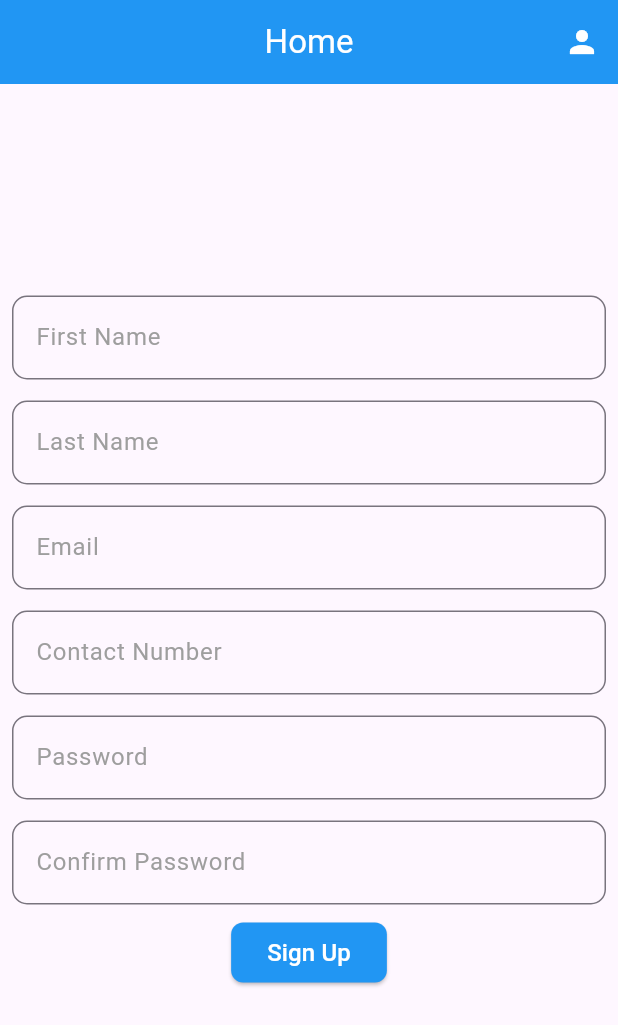
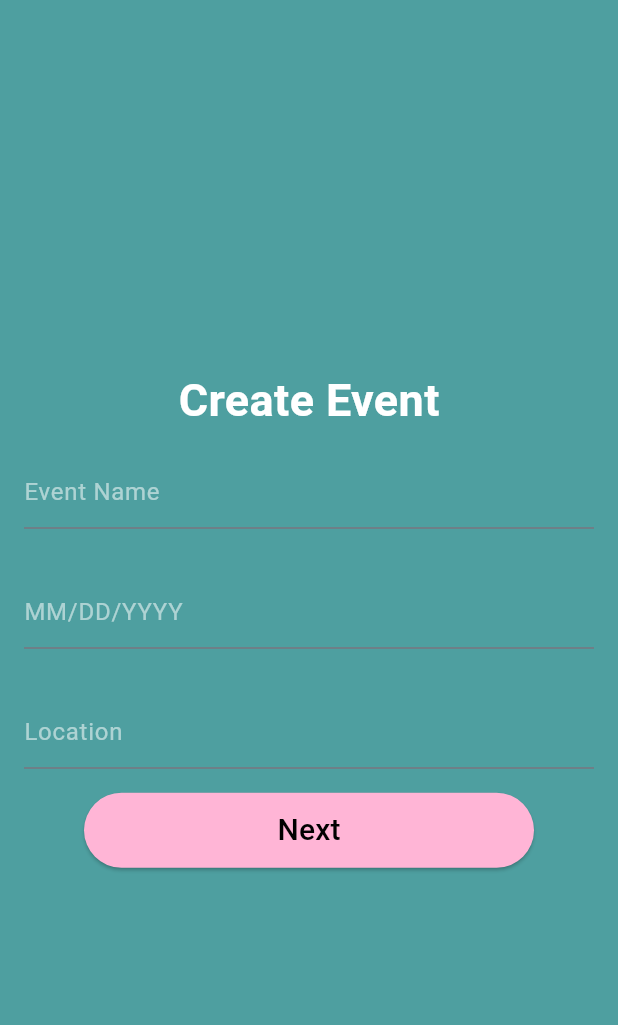
Before and after one commit to wahiduzzamanbappy/flutter_app, a Flutter app: the screen it shows after launch, on a phone screen of 412 x 824 dp. Shown: the top 1025 px of the screen. Run offline on Flutter 3.47's test engine with Material 3 defaults, Android fonts, the phone set to English and light mode, and no system bars.

Commit message:
new design added

```diff
--- a/lib/home_screen.dart
+++ /dev/null
@@ -1,142 +0,0 @@
-import 'package:flutter/material.dart';
-import 'package:flutter_app/profile_screen.dart';
-
-class MyHomePage extends StatefulWidget {
-  const MyHomePage({super.key});
-
-  @override
-  State<MyHomePage> createState() => _MyHomePageState();
-}
-
-class _MyHomePageState extends State<MyHomePage> {
-  @override
-  Widget build(BuildContext context) {
-    return Scaffold(
-      appBar: AppBar(
-        actions: [
-          IconButton(
-            icon: const Icon(Icons.person),
-            onPressed: () {
-              Navigator.push(
-                context,
-                MaterialPageRoute(
-                  builder: (context) => const ProfileScreen(),
-                ),
-              );
-            },
-          ),
-        ],
-        title: const Text('Home'),
-      ),
-      body: Center(
-        child: Padding(
-          padding: const EdgeInsets.all(8.0),
-          child: SingleChildScrollView(
-            child: Column(
-              mainAxisAlignment: MainAxisAlignment.start,
-              crossAxisAlignment: CrossAxisAlignment.center,
-              children: [
-                const TextField(
-                  decoration: InputDecoration(
-                    hintText: "First Name",
-                    hintStyle: TextStyle(
-                      color: Colors.grey,
-                      fontWeight: FontWeight.w400,
-                    ),
-                  ),
-                ),
-                const SizedBox(
-                  height: 14,
-                ),
-                const TextField(
-                  decoration: InputDecoration(
-                    hintText: "Last Name",
-                    hintStyle: TextStyle(
-                      color: Colors.grey,
-                      fontWeight: FontWeight.w400,
-                    ),
-                  ),
-                ),
-                const SizedBox(
-                  height: 14,
-                ),
-                const TextField(
-                  keyboardType: TextInputType.emailAddress,
-                  decoration: InputDecoration(
-                    hintText: "Email",
-                    hintStyle: TextStyle(
-                      color: Colors.grey,
-                      fontWeight: FontWeight.w400,
-                    ),
-                  ),
-                ),
-                const SizedBox(
-                  height: 14,
-                ),
-                const TextField(
-                  keyboardType: TextInputType.phone,
-                  decoration: InputDecoration(
-                    hintText: "Contact Number",
-                    hintStyle: TextStyle(
-                      color: Colors.grey,
-                      fontWeight: FontWeight.w400,
-                    ),
-                  ),
-                ),
-                const SizedBox(
-                  height: 14,
-                ),
-                const TextField(
-                  keyboardType: TextInputType.text,
-                  decoration: InputDecoration(
-                    hintText: "Password",
-                    hintStyle: TextStyle(
-                      color: Colors.grey,
-                      fontWeight: FontWeight.w400,
-                    ),
-                  ),
-                ),
-                const SizedBox(
-                  height: 14,
-                ),
-                const TextField(
-                  keyboardType: TextInputType.text,
-                  decoration: InputDecoration(
-                    hintText: "Confirm Password",
-                    hintStyle: TextStyle(
-                      color: Colors.grey,
-                      fontWeight: FontWeight.w400,
-                    ),
-                  ),
-                ),
-                const SizedBox(
-                  height: 8,
-                ),
-                ElevatedButton(
-                  onPressed: () {
-
-                    Navigator.push(
-                      context,
-                      MaterialPageRoute(
-                        builder: (context) => const ProfileScreen(),
-                      ),
-                    );
-                  },
-                  child: const Text(
-                    'Sign Up',
-                    style: TextStyle(
-                      fontSize: 16,
-                    ),
-                  ),
-                ),
-                const SizedBox(
-                  height: 24,
-                )
-              ],
-            ),
-          ),
-        ),
-      ),
-    );
-  }
-}
--- a/lib/main.dart
+++ b/lib/main.dart
@@ -1,6 +1,6 @@
-
 import 'package:flutter/material.dart';
-import 'package:flutter_app/home_screen.dart';
+import 'package:flutter_app/booking_screen.dart';
+import 'package:flutter_app/national_flag.dart';
 
 void main() {
   runApp(const MyApp());
@@ -12,75 +12,96 @@ class MyApp extends StatelessWidget {
   @override
   Widget build(BuildContext context) {
     return MaterialApp(
+      initialRoute: "/home",
+      routes: {'/home': (context) => const Home(),
+        '/bookingScreen': (context) => const BookingScreen(),
+        '/nationalFlag' : (context) => const NationalFlag(),
+      },
       debugShowCheckedModeBanner: false,
-      title: 'Flutter Demo',
-      theme: ThemeData(
-        appBarTheme: const AppBarTheme(
-          backgroundColor: Colors.blue,
-          foregroundColor: Colors.white,
-          centerTitle: true,
+      home: const Home(),
+    );
+  }
+}
+
+class Home extends StatefulWidget {
+  const Home({super.key});
+
+  @override
+  State<Home> createState() => _HomeState();
+}
+
+class _HomeState extends State<Home> {
+  @override
+  Widget build(BuildContext context) {
+    return Scaffold(
+      backgroundColor: const Color.fromARGB(255, 78, 159, 160),
+      body: Center(
+        child: Column(
+          mainAxisAlignment: MainAxisAlignment.center,
+          crossAxisAlignment: CrossAxisAlignment.center,
+          children: [
+            const Text(
+              'Create Event',
+              style: TextStyle(
+                fontWeight: FontWeight.bold,
+                fontSize: 30,
+                color: Colors.white,
               ),
-        elevatedButtonTheme: ElevatedButtonThemeData(
-          style: ElevatedButton.styleFrom(
-            backgroundColor: Colors.blue,
-            foregroundColor: Colors.white,
-            shape: RoundedRectangleBorder(
-              borderRadius: BorderRadius.circular(8),
+            ),
+            Padding(
+              padding: const EdgeInsets.all(16),
+              child: TextFormField(
+                keyboardType: TextInputType.text,
+                decoration: const InputDecoration(
+                  fillColor: Colors.white,
+                  hintText: 'Event Name',
+                  hintStyle: TextStyle(color: Colors.white54),
                 ),
               ),
             ),
-        inputDecorationTheme: const InputDecorationTheme(
-          border: OutlineInputBorder(
-            borderSide: BorderSide(
-              color: Colors.orange,
-              style: BorderStyle.solid,
-            ),
-            borderRadius: BorderRadius.all(
-              Radius.circular(10),
+            Padding(
+              padding: const EdgeInsets.all(16),
+              child: TextFormField(
+                keyboardType: TextInputType.datetime,
+                decoration: const InputDecoration(
+                  hintText: 'MM/DD/YYYY',
+                  hintStyle: TextStyle(color: Colors.white54),
                 ),
               ),
-          focusedBorder: OutlineInputBorder(
-            borderSide: BorderSide(
-              color: Colors.blue,
+            ),
+            Padding(
+              padding: const EdgeInsets.all(16),
+              child: TextFormField(
+
+                keyboardType: TextInputType.text,
+                decoration: const InputDecoration(
+                  hintText: 'Location',
+                  hintStyle: TextStyle(color: Colors.white54),
+                ),
+              ),
+            ),
+            SizedBox(
+              width: 300,
+              height: 50,
+              child: ElevatedButton(
+                style: ElevatedButton.styleFrom(
+                  backgroundColor: const Color.fromARGB(255, 255, 181, 214),
+                ),
+                onPressed: () {
+                  Navigator.pushNamed(context, "/bookingScreen");
+                },
+                child: const Text(
+                  'Next',
+                  style: TextStyle(
+                    color: Colors.black,
+                    fontSize: 20,
                   ),
                 ),
               ),
             ),
-      darkTheme: ThemeData(
-        scaffoldBackgroundColor: Colors.black,
-        appBarTheme: const AppBarTheme(
-          backgroundColor: Colors.amber,
-          foregroundColor: Colors.white,
-          centerTitle: true,
-        ),
-        elevatedButtonTheme: ElevatedButtonThemeData(
-          style: ElevatedButton.styleFrom(
-            backgroundColor: Colors.red,
-            foregroundColor: Colors.white,
-            shape: RoundedRectangleBorder(
-              borderRadius: BorderRadius.circular(8),
+          ],
         ),
       ),
-        ),
-        inputDecorationTheme: const InputDecorationTheme(
-          border: OutlineInputBorder(
-            borderSide: BorderSide(
-              color: Colors.amber,
-              style: BorderStyle.solid,
-            ),
-            borderRadius: BorderRadius.all(
-              Radius.circular(10),
-            ),
-          ),
-          focusedBorder: OutlineInputBorder(
-            borderSide: BorderSide(
-              color: Colors.amber,
-            ),
-          ),
-        ),
-      ),
-      themeMode: ThemeMode.system,
-      home: const MyHomePage(),
     );
   }
 }
```
Also changed, not shown: lib/booking_screen.dart (added, +58 -0 lines), lib/home.dart (deleted, +0 -108 lines), lib/national_flag.dart (added, +53 -0 lines), lib/profile_screen.dart (deleted, +0 -58 lines), lib/settings_screen.dart (deleted, +0 -49 lines). Lines whose indentation alone changed are shown as unchanged.
